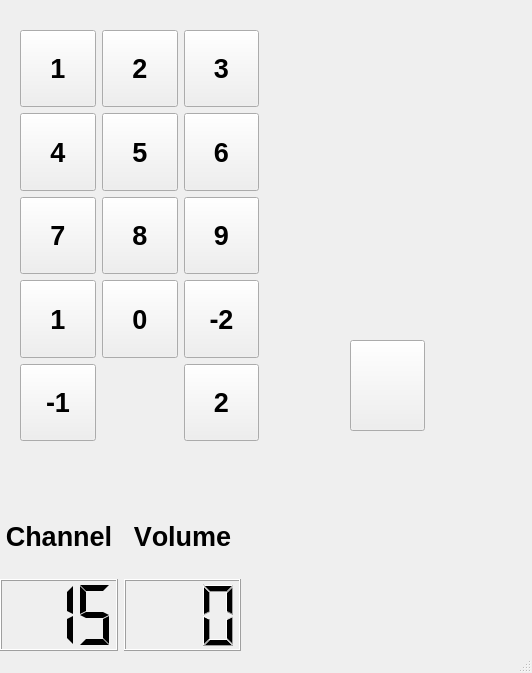
The window that mainwindow.ui (AndreyBagryanskiy/37_3) describes before a commit, drawn with Qt 5.
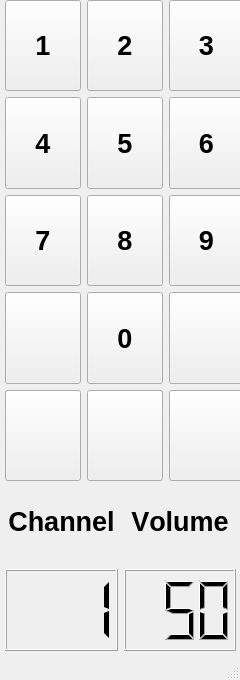
The same window after the commit. Icons and pictures are not drawn.

Diff of the .ui file:
```diff
--- a/mainwindow.ui
+++ b/mainwindow.ui
@@ -6,16 +6,28 @@
    <rect>
     <x>0</x>
     <y>0</y>
-    <width>532</width>
-    <height>673</height>
+    <width>240</width>
+    <height>680</height>
    </rect>
   </property>
   <property name="sizePolicy">
-   <sizepolicy hsizetype="Expanding" vsizetype="Expanding">
-    <horstretch>0</horstretch>
-    <verstretch>0</verstretch>
+   <sizepolicy hsizetype="Fixed" vsizetype="Fixed">
+    <horstretch>240</horstretch>
+    <verstretch>68</verstretch>
    </sizepolicy>
   </property>
+  <property name="minimumSize">
+   <size>
+    <width>240</width>
+    <height>680</height>
+   </size>
+  </property>
+  <property name="maximumSize">
+   <size>
+    <width>240</width>
+    <height>680</height>
+   </size>
+  </property>
   <property name="font">
    <font>
     <kerning>false</kerning>
@@ -35,6 +47,7 @@
    <property name="font">
     <font>
      <pointsize>20</pointsize>
+     <weight>75</weight>
      <bold>true</bold>
      <kerning>false</kerning>
     </font>
@@ -42,10 +55,10 @@
    <widget class="QWidget" name="gridLayoutWidget">
     <property name="geometry">
      <rect>
-      <x>0</x>
-      <y>500</y>
-      <width>241</width>
-      <height>151</height>
+      <x>5</x>
+      <y>480</y>
+      <width>231</width>
+      <height>171</height>
      </rect>
     </property>
     <layout class="QGridLayout" name="gridLayoutLCD">
@@ -60,6 +73,9 @@
        <property name="digitCount">
         <number>3</number>
        </property>
+       <property name="intValue" stdset="0">
+        <number>50</number>
+       </property>
       </widget>
      </item>
      <item row="0" column="1">
@@ -96,7 +112,7 @@
         <enum>QLCDNumber::Flat</enum>
        </property>
        <property name="intValue" stdset="0">
-        <number>15</number>
+        <number>1</number>
        </property>
       </widget>
      </item>
@@ -121,10 +137,10 @@
    <widget class="QWidget" name="gridLayoutWidget_2">
     <property name="geometry">
      <rect>
-      <x>20</x>
-      <y>30</y>
+      <x>5</x>
+      <y>0</y>
       <width>239</width>
-      <height>411</height>
+      <height>481</height>
      </rect>
     </property>
     <layout class="QGridLayout" name="gridLayout0_9">
@@ -279,20 +295,17 @@
         </sizepolicy>
        </property>
        <property name="text">
-        <string>1</string>
+        <string/>
        </property>
-      </widget>
-     </item>
-     <item row="11" column="2">
-      <widget class="QPushButton" name="pushButton_5">
-       <property name="sizePolicy">
-        <sizepolicy hsizetype="Minimum" vsizetype="Expanding">
-         <horstretch>0</horstretch>
-         <verstretch>0</verstretch>
-        </sizepolicy>
+       <property name="icon">
+        <iconset resource="Icon.qrc">
+         <normaloff>:/png/pointing-up.png</normaloff>:/png/pointing-up.png</iconset>
        </property>
-       <property name="text">
-        <string>-2</string>
+       <property name="iconSize">
+        <size>
+         <width>50</width>
+         <height>50</height>
+        </size>
        </property>
       </widget>
      </item>
@@ -305,7 +318,67 @@
         </sizepolicy>
        </property>
        <property name="text">
-        <string>-1</string>
+        <string/>
+       </property>
+       <property name="icon">
+        <iconset resource="Icon.qrc">
+         <normaloff>:/png/pointing-down.png</normaloff>:/png/pointing-down.png</iconset>
+       </property>
+       <property name="iconSize">
+        <size>
+         <width>50</width>
+         <height>50</height>
+        </size>
+       </property>
+      </widget>
+     </item>
+     <item row="12" column="1">
+      <widget class="QPushButton" name="buttonVolOff">
+       <property name="sizePolicy">
+        <sizepolicy hsizetype="Expanding" vsizetype="Expanding">
+         <horstretch>0</horstretch>
+         <verstretch>0</verstretch>
+        </sizepolicy>
+       </property>
+       <property name="text">
+        <string/>
+       </property>
+       <property name="icon">
+        <iconset resource="Icon.qrc">
+         <normaloff>:/png/volume-up.png</normaloff>
+         <normalon>:/png/volume-down.png</normalon>:/png/volume-up.png</iconset>
+       </property>
+       <property name="iconSize">
+        <size>
+         <width>50</width>
+         <height>50</height>
+        </size>
+       </property>
+       <property name="checkable">
+        <bool>true</bool>
+       </property>
+      </widget>
+     </item>
+     <item row="11" column="2">
+      <widget class="QPushButton" name="buttonVolAdd">
+       <property name="sizePolicy">
+        <sizepolicy hsizetype="Minimum" vsizetype="Expanding">
+         <horstretch>0</horstretch>
+         <verstretch>0</verstretch>
+        </sizepolicy>
+       </property>
+       <property name="text">
+        <string/>
+       </property>
+       <property name="icon">
+        <iconset resource="Icon.qrc">
+         <normaloff>:/png/icon-add.png</normaloff>:/png/icon-add.png</iconset>
+       </property>
+       <property name="iconSize">
+        <size>
+         <width>50</width>
+         <height>50</height>
+        </size>
        </property>
       </widget>
      </item>
@@ -318,35 +391,22 @@
         </sizepolicy>
        </property>
        <property name="text">
-        <string>2</string>
+        <string/>
+       </property>
+       <property name="icon">
+        <iconset resource="Icon.qrc">
+         <normaloff>:/png/icon-minus6.png</normaloff>:/png/icon-minus6.png</iconset>
+       </property>
+       <property name="iconSize">
+        <size>
+         <width>50</width>
+         <height>50</height>
+        </size>
        </property>
       </widget>
      </item>
     </layout>
    </widget>
-   <widget class="QPushButton" name="pushButton_3">
-    <property name="geometry">
-     <rect>
-      <x>350</x>
-      <y>340</y>
-      <width>75</width>
-      <height>91</height>
-     </rect>
-    </property>
-    <property name="text">
-     <string/>
-    </property>
-    <property name="icon">
-     <iconset resource="Icon.qrc">
-      <normaloff>:/png/volume-down.png</normaloff>:/png/volume-down.png</iconset>
-    </property>
-    <property name="iconSize">
-     <size>
-      <width>50</width>
-      <height>50</height>
-     </size>
-    </property>
-   </widget>
   </widget>
   <widget class="QMenuBar" name="menubar">
    <property name="geometry">
```
Left out of the diff: 135 changed lines with no effect on the pictures.
